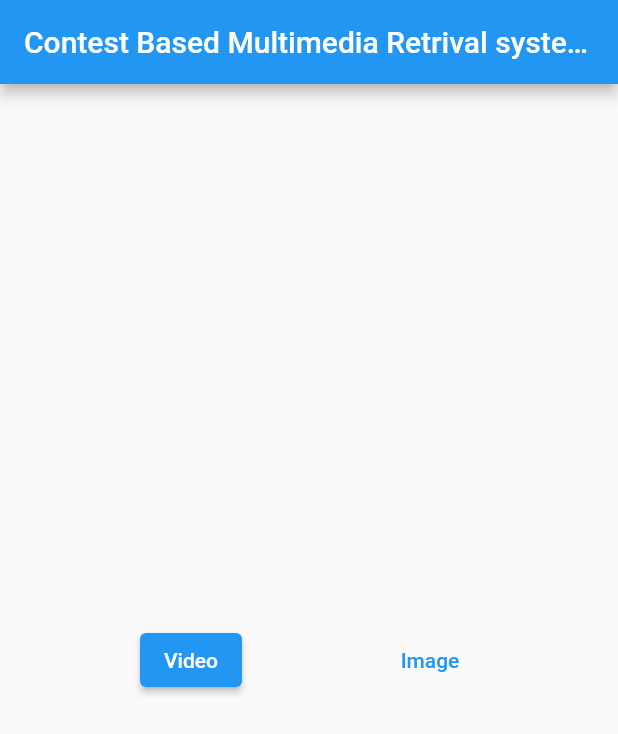
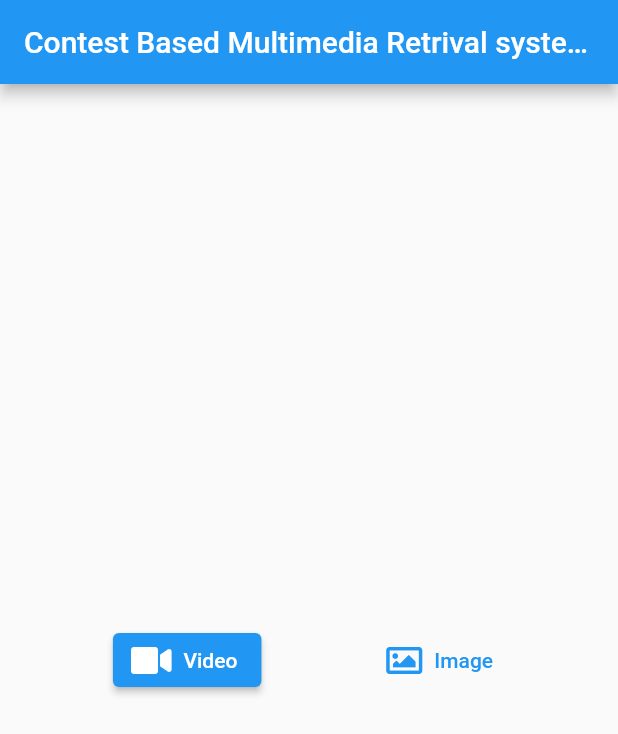
Before and after one commit to AdhamNour/ContentBasedMultimediaRetrivalSystem, a Flutter app: the screen it shows after launch, on a phone screen of 412 x 824 dp. Shown: the top 734 px of the screen. Run offline on Flutter 3.47's test engine with Material 2 defaults, Android fonts, the phone set to English and light mode, and no system bars; our stand-ins replace font_awesome_flutter.

Commit message:
fontawesome icons added

```diff
--- a/multimedia_frontend/lib/screens/HomeScreen.dart
+++ b/multimedia_frontend/lib/screens/HomeScreen.dart
@@ -1,5 +1,5 @@
 import 'package:flutter/material.dart';
-
+import 'package:font_awesome_flutter/font_awesome_flutter.dart';
 import './SearchScreen.dart';
 
 class HomeScreen extends StatelessWidget {
@@ -13,18 +13,20 @@ class HomeScreen extends StatelessWidget {
       body: Center(
         child: Row(
           children: [
-            ElevatedButton(
+            ElevatedButton.icon(
                 onPressed: () => {
                       Navigator.of(context)
                           .pushNamed(SearchScreen.routeName, arguments: 'Video')
                     },
-                child: Text('Video')),
-            TextButton(
+                icon: FaIcon(FontAwesomeIcons.video),
+                label: Text('Video')),
+            TextButton.icon(
                 onPressed: () => {
                       Navigator.of(context)
                           .pushNamed(SearchScreen.routeName, arguments: 'Image')
                     },
-                child: Text('Image'))
+                icon: FaIcon(FontAwesomeIcons.image),
+                label: Text('Image'))
           ],
           mainAxisAlignment: MainAxisAlignment.spaceEvenly,
         ),
--- a/multimedia_frontend/pubspec.yaml
+++ b/multimedia_frontend/pubspec.yaml
@@ -29,6 +29,7 @@ dependencies:
   # Use with the CupertinoIcons class for iOS style icons.
   cupertino_icons: ^1.0.2
   image_picker: ^0.7.5+2
+  font_awesome_flutter: ^9.0.0
 
 dev_dependencies:
   flutter_test:
```
Also changed, not shown: multimedia_frontend/pubspec.lock.
